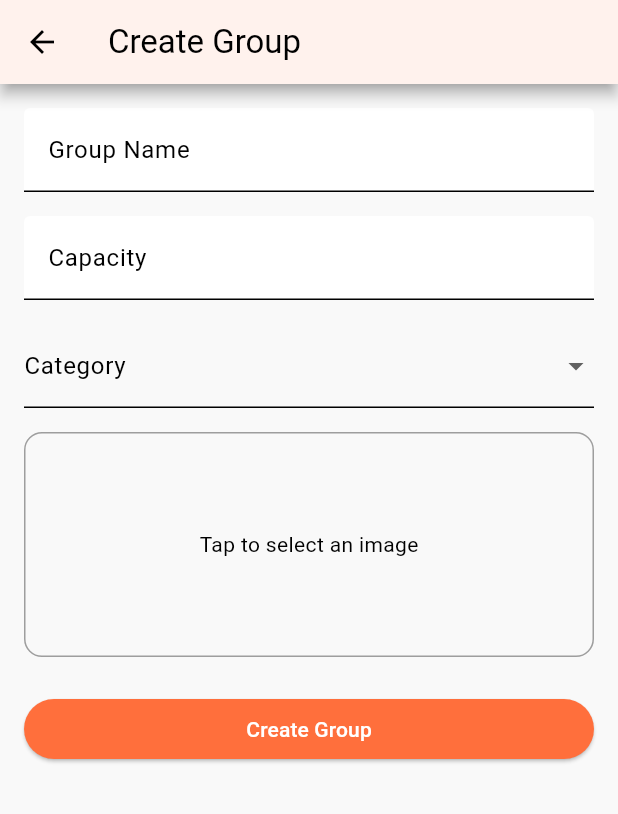
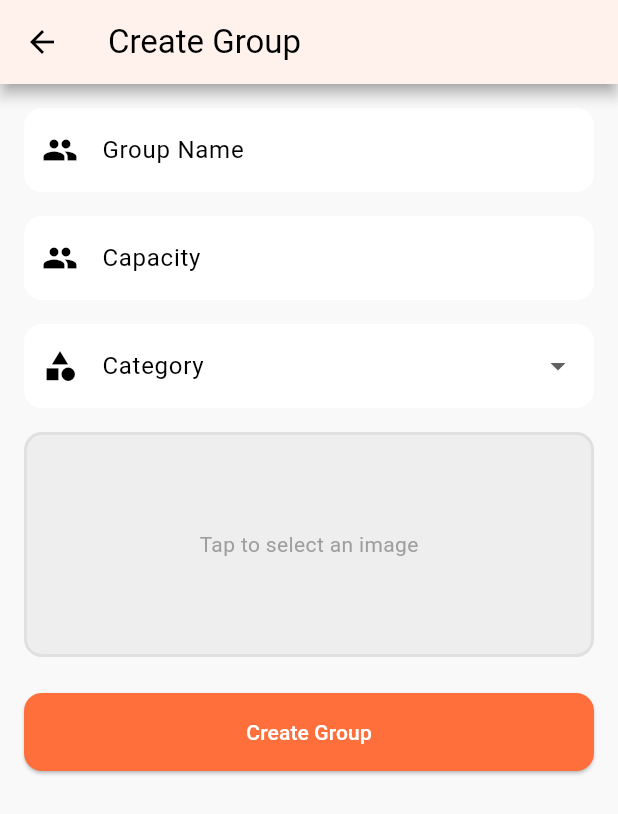
Before and after one commit to KuMEET/KuMeet-Senior-Project, a Flutter app: the GroupPage screen opened directly, after a tap on the "add" icon, on a phone screen of 412 x 824 dp. Shown: the top 814 px of the screen. Run offline on Flutter 3.47's test engine with Material 3 defaults, Android fonts, the phone set to English and light mode, and no system bars; our stand-ins replace geolocator, google_maps_flutter, image_picker, share_plus, shared_preferences, timezone; missing offline and left inert: device_calendar; accounts and stored records are empty; network calls fail.

Commit message:
many fixes

```diff
--- a/kumeet/lib/create_group_page.dart
+++ b/kumeet/lib/create_group_page.dart
@@ -1,5 +1,4 @@
 import 'dart:io';
-
 import 'package:flutter/material.dart';
 import 'package:image_picker/image_picker.dart';
 import 'package:kumeet/group.dart';
@@ -36,12 +35,16 @@ class _CreateGroupPageState extends State<CreateGroupPage> {
   ];
 
   Future<void> _pickImage() async {
+    try {
       final ImagePicker picker = ImagePicker();
       final XFile? pickedFile = await picker.pickImage(source: ImageSource.gallery);
       if (pickedFile != null) {
         setState(() {
           _pickedImageFile = File(pickedFile.path);
         });
+      }
+    } catch (e) {
+      print("Error picking image: $e");
     }
   }
 
@@ -88,58 +91,102 @@ class _CreateGroupPageState extends State<CreateGroupPage> {
           child: Column(
             crossAxisAlignment: CrossAxisAlignment.stretch,
             children: [
+              // Group Name
               TextFormField(
                 controller: _groupNameController,
                 decoration: InputDecoration(
                   labelText: 'Group Name',
+                  prefixIcon: const Icon(Icons.group),
                   filled: true,
+                  border: OutlineInputBorder(
+                    borderRadius: BorderRadius.circular(12),
+                    borderSide: BorderSide.none,
+                  ),
                 ),
                 validator: (value) =>
                     value == null || value.isEmpty ? 'Please enter a group name' : null,
               ),
               const SizedBox(height: 16),
 
+              // Capacity
               TextFormField(
                 controller: _capacityController,
                 keyboardType: TextInputType.number,
                 decoration: InputDecoration(
                   labelText: 'Capacity',
+                  prefixIcon: const Icon(Icons.people),
                   filled: true,
+                  border: OutlineInputBorder(
+                    borderRadius: BorderRadius.circular(12),
+                    borderSide: BorderSide.none,
+                  ),
                 ),
                 validator: (value) =>
                     value == null || int.tryParse(value) == null ? 'Please enter a valid capacity' : null,
               ),
               const SizedBox(height: 16),
 
+              // Category Dropdown
               DropdownButtonFormField<String>(
                 value: _selectedCategory,
+                decoration: InputDecoration(
+                  labelText: 'Category',
+                  prefixIcon: const Icon(Icons.category),
+                  filled: true,
+                  border: OutlineInputBorder(
+                    borderRadius: BorderRadius.circular(12),
+                    borderSide: BorderSide.none,
+                  ),
+                ),
                 items: _categories.map((category) {
                   return DropdownMenuItem(value: category, child: Text(category));
                 }).toList(),
-                decoration: const InputDecoration(labelText: 'Category'),
                 onChanged: (value) => setState(() => _selectedCategory = value),
-                validator: (value) =>
-                    value == null ? 'Please select a category' : null,
+                validator: (value) => value == null ? 'Please select a category' : null,
               ),
               const SizedBox(height: 16),
 
+              // Image Picker
               GestureDetector(
                 onTap: _pickImage,
                 child: Container(
                   height: 150,
                   decoration: BoxDecoration(
-                    border: Border.all(color: Colors.grey),
+                    color: Colors.grey[200],
                     borderRadius: BorderRadius.circular(12),
+                    border: Border.all(
+                      color: Colors.grey.shade300,
+                      width: 2,
+                    ),
                   ),
                   child: _pickedImageFile != null
-                      ? Image.file(_pickedImageFile!, fit: BoxFit.cover)
-                      : const Center(child: Text('Tap to select an image')),
+                      ? ClipRRect(
+                          borderRadius: BorderRadius.circular(12),
+                          child: Image.file(
+                            _pickedImageFile!,
+                            fit: BoxFit.cover,
+                            width: double.infinity,
+                          ),
+                        )
+                      : const Center(
+                          child: Text(
+                            'Tap to select an image',
+                            style: TextStyle(color: Colors.grey),
+                          ),
+                        ),
                 ),
               ),
               const SizedBox(height: 24),
 
+              // Create Group Button
               ElevatedButton(
                 onPressed: _createGroup,
+                style: ElevatedButton.styleFrom(
+                  padding: const EdgeInsets.symmetric(vertical: 16),
+                  shape: RoundedRectangleBorder(
+                    borderRadius: BorderRadius.circular(12),
+                  ),
+                ),
                 child: const Text('Create Group'),
               ),
             ],
--- a/kumeet/lib/group_page.dart
+++ b/kumeet/lib/group_page.dart
@@ -43,9 +43,6 @@ class _GroupPageState extends State<GroupPage> {
   @override
   Widget build(BuildContext context) {
     return Scaffold(
-      appBar: AppBar(
-        title: const Text('All Groups'),
-      ),
       body: Column(
         children: [
           const Padding(
@@ -98,6 +95,9 @@ class GroupList extends StatelessWidget {
         final group = groups[index];
         return Padding(
           padding: const EdgeInsets.symmetric(horizontal: 16.0, vertical: 8.0),
+          child: Align(
+            alignment: Alignment.centerLeft, // Ensure cards align to the left
+            child: IntrinsicWidth( // Prevent cards from stretching unnecessarily
               child: GroupCard(
                 group: group,
                 onTap: () {
@@ -109,11 +109,14 @@ class GroupList extends StatelessWidget {
                   );
                 },
               ),
+            ),
+          ),
         );
       },
     );
   }
 }
+
 
 class CreateGroupButton extends StatelessWidget {
   const CreateGroupButton({super.key});
```
Also changed, not shown: kumeet/lib/group_details_page.dart (+36 -9 lines), kumeet/lib/owned_groups_page.dart (+6 -1 lines). Lines whose indentation alone changed are shown as unchanged.
